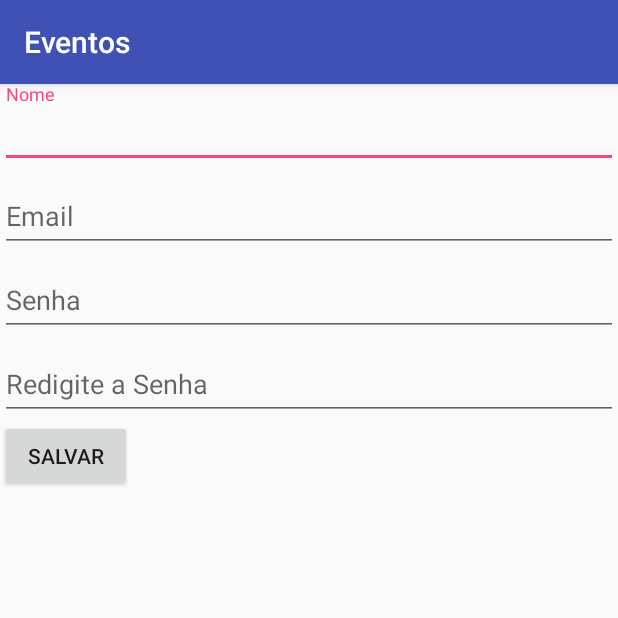
After one commit to julianamarques/Eventos, an Android app: the CadastroUsuarioActivity screen opened directly, with no data from a screen before it, on a phone screen of 412 x 824 dp, the top half of it. The commit adds this screen. Run offline under Robolectric (Android 15) with nearby library versions, the phone set to English and light mode, and no system bars; our stand-ins replace ButterKnife, Firebase (no records; nobody signed in at launch, a user with empty details on screens opened directly).

Commit message:
Cadastro e login de usuários

```diff
--- a/app/build.gradle
+++ b/app/build.gradle
@@ -27,6 +27,7 @@ dependencies {
     androidTestImplementation 'com.android.support.test.espresso:espresso-core:3.0.2'
     implementation 'com.google.firebase:firebase-core:16.0.1'
     implementation 'com.google.firebase:firebase-database:16.0.1'
+    implementation 'com.google.firebase:firebase-auth:16.0.1'
     implementation 'com.android.support:recyclerview-v7:27.1.1'
     implementation 'com.android.support:design:27.1.1'
     implementation 'com.android.support:cardview-v7:27.1.1'
--- a/app/src/main/AndroidManifest.xml
+++ b/app/src/main/AndroidManifest.xml
@@ -1,6 +1,8 @@
 <?xml version="1.0" encoding="utf-8"?>
 <manifest xmlns:android="http://schemas.android.com/apk/res/android"
     package="com.app.eventos">
+
+    <uses-permission android:name="android.permission.INTERNET"/>
 
     <application
         android:allowBackup="true"
@@ -19,7 +21,9 @@
         <activity
             android:name=".activities.MainActivity"
             android:label="@string/title_activity_main"
-            android:theme="@style/AppTheme.NoActionBar"></activity>
+            android:theme="@style/AppTheme.NoActionBar" />
+        <activity android:name=".activities.CadastroUsuarioActivity" />
+        <activity android:name=".activities.LoginActivity"></activity>
     </application>
 
 </manifest>
--- /dev/null
+++ b/app/src/main/java/com/app/eventos/activities/CadastroUsuarioActivity.java
@@ -0,0 +1,73 @@
+package com.app.eventos.activities;
+
+import android.support.annotation.NonNull;
+import android.support.design.widget.Snackbar;
+import android.support.design.widget.TextInputEditText;
+import android.support.v7.app.AppCompatActivity;
+import android.os.Bundle;
+import android.view.View;
+
+import com.app.eventos.R;
+import com.app.eventos.controllers.UsuarioController;
+import com.app.eventos.dao.ConfiguracaoFirebaseAuth;
+import com.app.eventos.utils.ValidacaoSenha;
+import com.google.android.gms.tasks.OnCompleteListener;
+import com.google.android.gms.tasks.Task;
+import com.google.firebase.auth.AuthResult;
+import com.google.firebase.auth.FirebaseAuth;
+import com.google.firebase.auth.FirebaseUser;
+
+import butterknife.BindView;
+import butterknife.ButterKnife;
+import butterknife.OnClick;
+
+public class CadastroUsuarioActivity extends AppCompatActivity {
+    @BindView(R.id.edit_nome) protected TextInputEditText editNome;
+    @BindView(R.id.edit_email) protected TextInputEditText editEmail;
+    @BindView(R.id.edit_senha) protected TextInputEditText editSenha;
+    @BindView(R.id.edit_redigite_senha) protected TextInputEditText editRedigiteSenha;
+
+    private UsuarioController usuarioController;
+    private FirebaseAuth auth;
+
+    @Override
+    protected void onCreate(Bundle savedInstanceState) {
+        super.onCreate(savedInstanceState);
+        setContentView(R.layout.activity_cadastro_usuario);
+        ButterKnife.bind(this);
+
+        usuarioController = new UsuarioController();
+        auth = ConfiguracaoFirebaseAuth.getFirebaseAuth();
+    }
+
+    @OnClick(R.id.btn_salvar_usuario)
+    public void salvarUsuario(final View view) {
+        String nome = editNome.getText().toString().trim();
+        String email = editEmail.getText().toString().trim();
+        String senha = editSenha.getText().toString().trim();
+
+        try {
+            ValidacaoSenha.validarSenha(editSenha, editRedigiteSenha);
+            usuarioController.cadastrarUsuario(nome, email, senha);
+
+            auth.createUserWithEmailAndPassword(email, senha)
+                    .addOnCompleteListener(CadastroUsuarioActivity.this, new OnCompleteListener<AuthResult>() {
+                        @Override
+                        public void onComplete(@NonNull Task<AuthResult> task) {
+                            if (task.isSuccessful()) {
+                                finish();
+                            }
+
+                            else {
+                                Snackbar.make(view, "Não foi possível cadastrar!", Snackbar.LENGTH_SHORT).show();
+                            }
+                        }
+                    });
+        }
+
+        catch (IllegalArgumentException e) {
+            Snackbar.make(view, e.getMessage(), Snackbar.LENGTH_SHORT).show();
+        }
+    }
+
+}
--- /dev/null
+++ b/app/src/main/java/com/app/eventos/controllers/UsuarioController.java
@@ -0,0 +1,19 @@
+package com.app.eventos.controllers;
+
+import com.app.eventos.dao.ConfiguracaoFirebase;
+import com.app.eventos.model.Usuario;
+
+public class UsuarioController {
+    private Usuario usuario;
+    private static int idUsuario = 0;
+
+
+    public void cadastrarUsuario(String nome, String email, String senha) {
+        String idUsuario = String.valueOf(this.idUsuario);
+
+        usuario = new Usuario(nome, email, senha);
+
+        ConfiguracaoFirebase.getDatabaseReference().child("usuarios").child(idUsuario).push().setValue(usuario);
+        this.idUsuario += 1;
+    }
+}
--- /dev/null
+++ b/app/src/main/res/layout/activity_cadastro_usuario.xml
@@ -0,0 +1,67 @@
+<?xml version="1.0" encoding="utf-8"?>
+<LinearLayout xmlns:android="http://schemas.android.com/apk/res/android"
+    xmlns:app="http://schemas.android.com/apk/res-auto"
+    xmlns:tools="http://schemas.android.com/tools"
+    android:layout_width="match_parent"
+    android:layout_height="match_parent"
+    android:orientation="vertical"
+    tools:context=".activities.CadastroUsuarioActivity">
+
+    <android.support.design.widget.TextInputLayout
+        android:layout_width="match_parent"
+        android:layout_height="wrap_content">
+
+        <android.support.design.widget.TextInputEditText
+            android:id="@+id/edit_nome"
+            android:layout_width="match_parent"
+            android:layout_height="wrap_content"
+            android:hint="@string/nome"/>
+
+    </android.support.design.widget.TextInputLayout>
+
+    <android.support.design.widget.TextInputLayout
+        android:layout_width="match_parent"
+        android:layout_height="wrap_content">
+
+        <android.support.design.widget.TextInputEditText
+            android:id="@+id/edit_email"
+            android:layout_width="match_parent"
+            android:layout_height="wrap_content"
+            android:inputType="textEmailAddress"
+            android:hint="@string/email" />
+
+    </android.support.design.widget.TextInputLayout>
+
+    <android.support.design.widget.TextInputLayout
+        android:layout_width="match_parent"
+        android:layout_height="wrap_content">
+
+        <android.support.design.widget.TextInputEditText
+            android:id="@+id/edit_senha"
+            android:layout_width="match_parent"
+            android:layout_height="wrap_content"
+            android:hint="@string/senha"
+            android:inputType="textPassword"/>
+
+    </android.support.design.widget.TextInputLayout>
+
+    <android.support.design.widget.TextInputLayout
+        android:layout_width="match_parent"
+        android:layout_height="wrap_content">
+
+        <android.support.design.widget.TextInputEditText
+            android:id="@+id/edit_redigite_senha"
+            android:layout_width="match_parent"
+            android:layout_height="wrap_content"
+            android:hint="@string/redigite_a_senha"
+            android:inputType="textPassword"/>
+
+    </android.support.design.widget.TextInputLayout>
+
+    <Button
+        android:id="@+id/btn_salvar_usuario"
+        android:layout_width="wrap_content"
+        android:layout_height="wrap_content"
+        android:text="@string/salvar" />
+
+</LinearLayout>
--- a/app/src/main/res/layout/nav_header_main.xml
+++ b/app/src/main/res/layout/nav_header_main.xml
@@ -21,6 +21,7 @@
         app:srcCompat="@mipmap/ic_launcher_round" />
 
     <TextView
+        android:id="@+id/nome_usuario"
         android:layout_width="match_parent"
         android:layout_height="wrap_content"
         android:paddingTop="@dimen/nav_header_vertical_spacing"
--- a/app/src/main/res/values/strings.xml
+++ b/app/src/main/res/values/strings.xml
@@ -7,4 +7,15 @@
     <string name="nav_header_subtitle">android.studio@android.com</string>
     <string name="nav_header_desc">Navigation header</string>
     <string name="action_settings">Settings</string>
+    <string name="salvar">Salvar</string>
+    <string name="redigite_a_senha">Redigite a Senha</string>
+    <string name="senha">Senha</string>
+    <string name="email">Email</string>
+    <string name="nome">Nome</string>
+    <string name="login">Login</string>
+    <string name="minhas_inscricoes">Minhas Inscrições</string>
+    <string name="meus_eventos">Meus Eventos</string>
+    <string name="configuracoes">Configurações</string>
+    <string name="entrar">Entrar</string>
+    <string name="cadastre_se">Cadastre-se</string>
 </resources>
```
Also changed, not shown: app/src/main/java/com/app/eventos/activities/LoginActivity.java (added, +61 -0 lines), app/src/main/java/com/app/eventos/activities/MainActivity.java (+35 -8 lines), app/src/main/java/com/app/eventos/dao/ConfiguracaoFirebase.java (added, +18 -0 lines), app/src/main/java/com/app/eventos/dao/ConfiguracaoFirebaseAuth.java (added, +29 -0 lines), app/src/main/java/com/app/eventos/model/Usuario.java (+1 -12 lines), app/src/main/java/com/app/eventos/utils/ValidacaoCampoVazio.java (added, +11 -0 lines), app/src/main/java/com/app/eventos/utils/ValidacaoSenha.java (added, +11 -0 lines), app/src/main/res/layout/activity_login.xml (added, +48 -0 lines), app/src/main/res/menu/activity_main_drawer.xml (+8 -3 lines).
